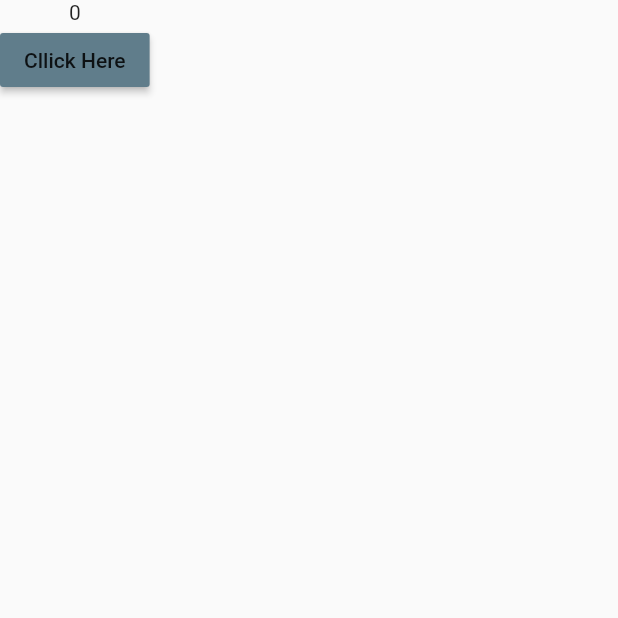
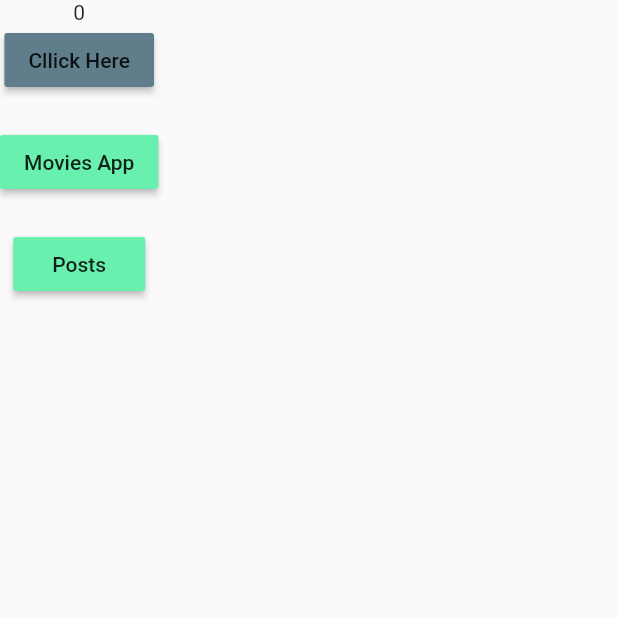
Before and after one commit to roshan1960701/cubit_test, a Flutter app: the screen it shows after launch, on a phone screen of 412 x 824 dp, the top half of it. Run offline on Flutter 3.47's test engine with Material 2 defaults, Android fonts, the phone set to English and light mode, and no system bars; our stand-ins replace bloc, dio, equatable, flutter_bloc.

Commit message:
GetPost Api calling

```diff
--- a/lib/CounterCubit/home_page.dart
+++ b/lib/CounterCubit/home_page.dart
@@ -1,4 +1,6 @@
 import 'package:cubit_test/CounterCubit/counter_cubit.dart';
+import 'package:cubit_test/Movie/movie_page.dart';
+import 'package:cubit_test/Post/post_page.dart';
 import 'package:flutter/material.dart';
 import 'package:flutter_bloc/flutter_bloc.dart';
 
@@ -21,6 +23,26 @@ class HomePage extends StatelessWidget {
               context.read<CounterCubit>().showText();
             },
           ),
+          SizedBox(
+            height: 20.0,),
+
+          MaterialButton(
+            color: Colors.greenAccent,
+            child: Text('Movies App'),
+            onPressed:(){
+              Navigator.push(context,MaterialPageRoute(builder: (context) => MoviePage()));
+            },
+          ),
+          SizedBox(
+            height: 20.0,),
+
+          MaterialButton(
+            color: Colors.greenAccent,
+            child: Text('Posts'),
+            onPressed:(){
+              Navigator.push(context,MaterialPageRoute(builder: (context) => PostPage()));
+            },
+          )
 
           /*BlocBuilder<CounterCubit,dynamic>(builder:(context,state){
             return Text()
--- /dev/null
+++ b/lib/Model/post.dart
@@ -0,0 +1,14 @@
+import 'package:equatable/equatable.dart';
+
+class Post extends Equatable{
+
+  const Post({this.id,this.title,this.body});
+
+  final int id;
+  final String title;
+  final String body;
+
+  @override
+  List<Object> get props => [id,title,body];
+
+}
--- /dev/null
+++ b/lib/Movie/movie_cubit.dart
@@ -0,0 +1,23 @@
+import 'package:cubit_test/Model/post.dart';
+import 'package:cubit_test/Movie/movie_state.dart';
+import 'package:flutter_bloc/flutter_bloc.dart';
+import '../Movie/movie_services.dart';
+
+class MoviesCubit extends Cubit<MovieState> {
+  MoviesCubit({this.repository}) : super(InitialState()) {
+    getTrendingMovies();
+  }
+
+  final MovieRepository repository;
+
+  void getTrendingMovies() async {
+    try {
+      emit(LoadingState());
+      final movies = await repository.getMovies();
+      //final post = await repository.getPost();
+      emit(LoadedState(movies));
+    } catch (e) {
+      emit(ErrorState());
+    }
+  }
+}
--- /dev/null
+++ b/lib/Movie/movie_model.dart
@@ -0,0 +1,9 @@
+class MovieModel {
+  const MovieModel({
+     this.title,
+     this.urlImage,
+  });
+
+  final String title;
+  final String urlImage;
+}
--- /dev/null
+++ b/lib/Movie/movie_state.dart
@@ -0,0 +1,28 @@
+import 'package:equatable/equatable.dart';
+import '../Movie/movie_model.dart';
+
+abstract class MovieState extends Equatable {}
+
+class InitialState extends MovieState {
+  @override
+  List<Object> get props => [];
+}
+
+class LoadingState extends MovieState {
+  @override
+  List<Object> get props => [];
+}
+
+class LoadedState extends MovieState {
+  LoadedState(this.movies);
+
+  final List<MovieModel> movies;
+
+  @override
+  List<Object> get props => [movies];
+}
+
+class ErrorState extends MovieState {
+  @override
+  List<Object> get props => [];
+}
--- /dev/null
+++ b/lib/Post/post_cubit.dart
@@ -0,0 +1,27 @@
+import 'package:cubit_test/Post/post_model.dart';
+import 'package:cubit_test/Post/post_services.dart';
+import 'package:cubit_test/Post/post_state.dart';
+import 'package:flutter_bloc/flutter_bloc.dart';
+import '../Movie/movie_services.dart';
+
+
+class PostCubit extends Cubit<PostState>{
+  PostCubit({this.postServices}):super(InitialState()){
+   getPost();
+  }
+
+   final PostServices postServices;
+
+  void getPost() async{
+
+    try{
+      emit(LoadingState());
+      final post = await postServices.getPost();
+      emit(LoadedState(post));
+    }
+    catch(e){
+      emit(ErrorState());
+    }
+  }
+
+}
--- /dev/null
+++ b/lib/Post/post_model.dart
@@ -0,0 +1,37 @@
+// To parse this JSON data, do
+//
+//     final post = postFromJson(jsonString);
+
+import 'dart:convert';
+
+List<Post> postFromJson(String str) => List<Post>.from(json.decode(str).map((x) => Post.fromJson(x)));
+
+String postToJson(List<Post> data) => json.encode(List<dynamic>.from(data.map((x) => x.toJson())));
+
+class Post {
+  Post({
+    this.userId,
+    this.id,
+    this.title,
+    this.body,
+  });
+
+  int userId;
+  int id;
+  String title;
+  String body;
+
+  factory Post.fromJson(Map<String, dynamic> json) => Post(
+    userId: json["userId"],
+    id: json["id"],
+    title: json["title"],
+    body: json["body"],
+  );
+
+  Map<String, dynamic> toJson() => {
+    "userId": userId,
+    "id": id,
+    "title": title,
+    "body": body,
+  };
+}
--- /dev/null
+++ b/lib/Post/post_state.dart
@@ -0,0 +1,28 @@
+import '../Post/post_model.dart';
+import 'package:equatable/equatable.dart';
+import 'package:flutter_bloc/flutter_bloc.dart';
+
+abstract class PostState extends Equatable {}
+
+class InitialState extends PostState {
+  @override
+  List<Object> get props => [];
+}
+
+class LoadingState extends PostState{
+  @override
+  List<Object> get props => [];
+}
+
+class LoadedState extends PostState{
+  LoadedState(this.post);
+
+  final List<Post> post;
+  @override
+  List<Object> get props => [post];
+}
+
+class ErrorState extends PostState{
+  @override
+  List<Object> get props => [];
+}
--- a/lib/main.dart
+++ b/lib/main.dart
@@ -1,6 +1,11 @@
 import 'package:cubit_test/CounterCubit/counter_cubit.dart';
+import 'package:cubit_test/Movie/movie_cubit.dart';
+import 'package:cubit_test/Movie/movie_services.dart';
+import 'package:cubit_test/Post/post_cubit.dart';
+import 'package:cubit_test/Post/post_services.dart';
 import 'package:cubit_test/counter_observer.dart';
 import 'package:cubit_test/CounterCubit/home_page.dart';
+import 'package:dio/dio.dart';
 import 'package:flutter/material.dart';
 import 'package:flutter_bloc/flutter_bloc.dart';
 
@@ -13,11 +18,25 @@ class MyApp extends StatelessWidget {
   // This widget is the root of your application.
   @override
   Widget build(BuildContext context) {
-    return MaterialApp(
+    return MultiBlocProvider(
+        providers:[
+          BlocProvider(create: (context) => CounterCubit()),
+          BlocProvider(create: (context) => MoviesCubit(
+            repository: MovieRepository(
+              Dio(),
+            ),
+          )),
+          BlocProvider(create: (context) => PostCubit(
+            postServices:  PostServices()
+          )),
+
+
+        ], child:MaterialApp(home: HomePage()));
+    /*return MaterialApp(
       title: 'Cubit Samples',
       home: BlocProvider(
           create: (_) => CounterCubit(),
           child: HomePage()),
-    );
+    );*/
   }
 }
```
Also changed, not shown: lib/Movie/movie_page.dart (added, +48 -0 lines), lib/Movie/movie_services.dart (added, +54 -0 lines), lib/Post/post_page.dart (added, +47 -0 lines), lib/Post/post_services.dart (added, +27 -0 lines).
